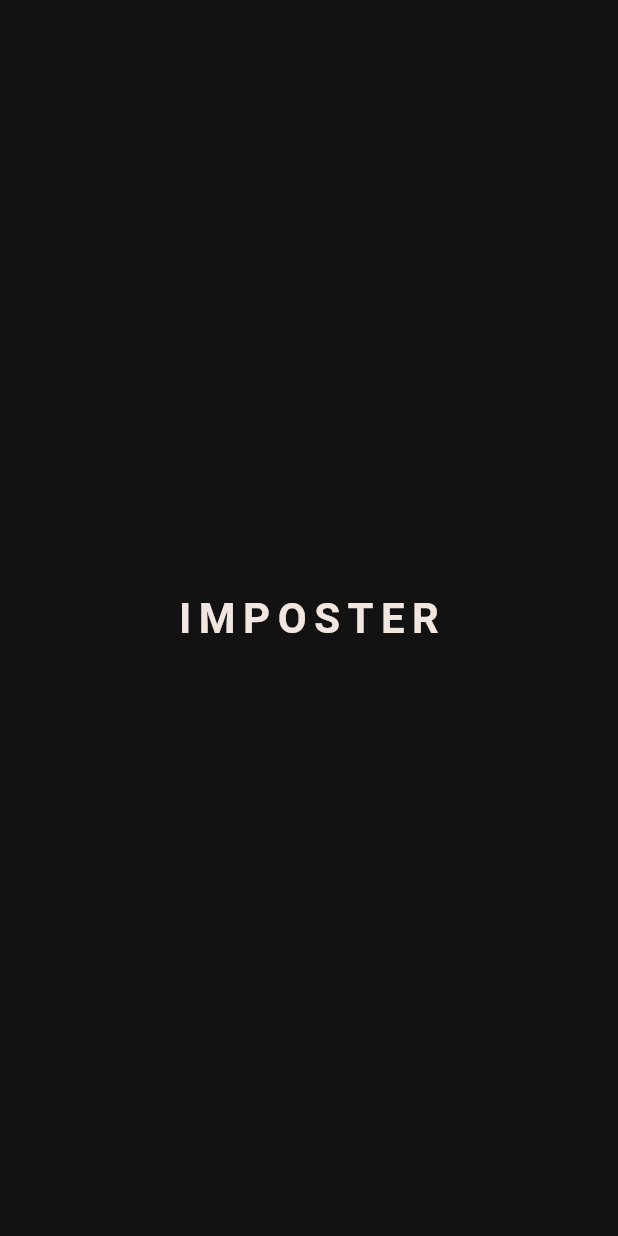
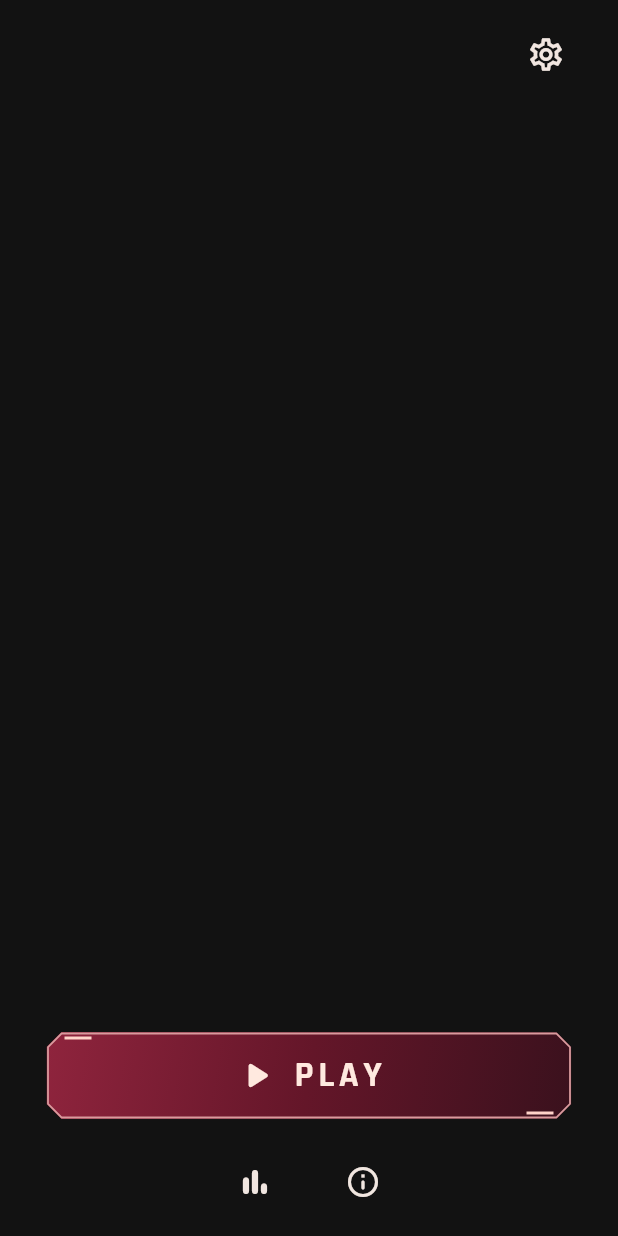
Before and after one commit to Nvrrdream/Imposter, a Flutter app: the screen it shows after launch, on a phone screen of 412 x 824 dp. Run offline on Flutter 3.47's test engine with Material 3 defaults, Android fonts, the phone set to English and light mode, and no system bars; our stand-ins replace material_ui, shared_preferences.

Commit message:
Build M1 UI foundation and settings

```diff
--- a/lib/main.dart
+++ b/lib/main.dart
@@ -1,12 +1,49 @@
 import 'package:material_ui/material_ui.dart';
+import 'package:shared_preferences/shared_preferences.dart';
+
+import 'screens/home_screen.dart';
+import 'screens/settings_screen.dart';
 import 'theme/app_theme.dart';
 
 void main() {
   runApp(const MainApp());
 }
 
-class MainApp extends StatelessWidget {
+class MainApp extends StatefulWidget {
   const MainApp({super.key});
+
+  @override
+  State<MainApp> createState() => _MainAppState();
+}
+
+class _MainAppState extends State<MainApp> {
+  ThemeMode _themeMode = ThemeMode.dark;
+
+  @override
+  void initState() {
+    super.initState();
+    _loadTheme();
+  }
+
+  Future<void> _loadTheme() async {
+    final preferences = await SharedPreferences.getInstance();
+    final savedTheme = preferences.getString('app_theme');
+
+    if (!mounted) return;
+
+    setState(() {
+      _themeMode = savedTheme == 'light' ? ThemeMode.light : ThemeMode.dark;
+    });
+  }
+
+  Future<void> _changeTheme(ThemeMode mode) async {
+    setState(() {
+      _themeMode = mode;
+    });
+
+    final preferences = await SharedPreferences.getInstance();
+    await preferences.setString('app_theme', mode == ThemeMode.light ? 'light' : 'dark');
+  }
 
   @override
   Widget build(BuildContext context) {
@@ -15,18 +52,22 @@ class MainApp extends StatelessWidget {
       title: 'Imposter',
       theme: AppTheme.light,
       darkTheme: AppTheme.dark,
-      themeMode: ThemeMode.dark,
-      home: const Scaffold(
-        body: Center(
-          child: Text(
-            'IMPOSTER',
-            style: TextStyle(
-              fontSize: 28,
-              fontWeight: FontWeight.bold,
-              letterSpacing: 5,
-            ),
-          ),
-        ),
+      themeMode: _themeMode,
+      home: Builder(
+        builder: (context) {
+          return HomeScreen(
+            onOpenSettings: () {
+              Navigator.of(context).push(
+                MaterialPageRoute(
+                  builder: (_) => SettingsScreen(
+                    themeMode: _themeMode,
+                    onThemeChanged: _changeTheme,
+                  ),
+                ),
+              );
+            },
+          );
+        },
       ),
     );
   }
--- /dev/null
+++ b/lib/screens/home_screen.dart
@@ -0,0 +1,219 @@
+import 'package:material_ui/material_ui.dart';
+
+
+class HomeScreen extends StatelessWidget {
+  const HomeScreen({
+    required this.onOpenSettings,
+    super.key,
+  });
+
+  final VoidCallback onOpenSettings;
+
+  void _showComingSoon(BuildContext context, String feature) {
+    ScaffoldMessenger.of(context).showSnackBar(
+      SnackBar(
+        content: Text('$feature will be available soon.'),
+        behavior: SnackBarBehavior.floating,
+      ),
+    );
+  }
+
+  @override
+  Widget build(BuildContext context) {
+    return Scaffold(
+      body: SafeArea(
+        child: LayoutBuilder(
+          builder: (context, constraints) {
+            return Padding(
+              padding: const EdgeInsets.symmetric(
+                horizontal: 24,
+                vertical: 12,
+              ),
+              child: Column(
+                children: [
+                  Align(
+                    alignment: Alignment.centerRight,
+                    child: IconButton(
+                      onPressed: onOpenSettings,
+                      icon: const Icon(Icons.settings_outlined),
+                      iconSize: 26,
+                      color: Theme.of(context).colorScheme.onSurface,
+                      tooltip: 'Settings',
+                    ),
+                  ),
+                  Expanded(
+                    child: Center(
+                      child: Container(
+                        width: double.infinity,
+                        constraints: const BoxConstraints(
+                          maxWidth: 420,
+                        ),
+                      ),
+                    ),
+                  ),
+                  ConstrainedBox(
+                    constraints: const BoxConstraints(maxWidth: 350),
+                    child: SizedBox(
+                      width: double.infinity,
+                      height: 58,
+                      child: CustomPlayButton(
+                        onPressed: () => _showComingSoon(context, 'New game'),
+                      ),
+                    ),
+                  ),
+                  const SizedBox(height: 18),
+                  Row(
+                    mainAxisAlignment: MainAxisAlignment.center,
+                    children: [
+                      IconButton(
+                        onPressed: () => _showComingSoon(context, 'Stats'),
+                        icon: const Icon(Icons.bar_chart_rounded),
+                        color: Theme.of(context).colorScheme.onSurface,
+                        tooltip: 'Stats',
+                      ),
+                      const SizedBox(width: 24),
+                      IconButton(
+                        onPressed: () => _showComingSoon(context, 'About'),
+                        icon: const Icon(Icons.info_outline_rounded),
+                        color: Theme.of(context).colorScheme.onSurface,
+                        tooltip: 'About',
+                      ),
+                    ],
+                  ),
+                ],
+              ),
+            );
+          },
+        ),
+      ),
+    );
+  }
+}
+
+class CustomPlayButton extends StatelessWidget {
+  const CustomPlayButton({
+    required this.onPressed,
+    super.key,
+  });
+
+  final VoidCallback onPressed;
+
+  @override
+  Widget build(BuildContext context) {
+    return ClipPath(
+      clipper: PlayButtonClipper(),
+      child: CustomPaint(
+        foregroundPainter: PlayButtonBorderPainter(),
+        child: Material(
+          color: Colors.transparent,
+          child: InkWell(
+            onTap: onPressed,
+            splashColor: const Color(0x55FFD9D0),
+            highlightColor: const Color(0x22FFD9D0),
+            child: Ink(
+              decoration: const BoxDecoration(
+                gradient: LinearGradient(
+                  begin: Alignment.topLeft,
+                  end: Alignment.bottomRight,
+                  colors: [
+                    Color(0xFF8F243D),
+                    Color(0xFF641629),
+                    Color(0xFF3A111D),
+                  ],
+                ),
+              ),
+              child: Row(
+                mainAxisAlignment: MainAxisAlignment.center,
+                children: const [
+                  Icon(
+                    Icons.play_arrow_rounded,
+                    size: 30,
+                    color: Color(0xFFFFE9DF),
+                  ),
+                  SizedBox(width: 9),
+                  Text(
+                    'PLAY',
+                    style: TextStyle(
+                      color: Color(0xFFFFE9DF),
+                      fontFamily: 'Rajdhani',
+                      fontSize: 24,
+                      fontWeight: FontWeight.w700,
+                      letterSpacing: 3,
+                    ),
+                  ),
+                ],
+              ),
+            ),
+          ),
+        ),
+      ),
+    );
+  }
+}
+
+class PlayButtonClipper extends CustomClipper<Path> {
+  @override
+  Path getClip(Size size) {
+    const cut = 10.0;
+
+    return Path()
+      ..moveTo(cut, 0)
+      ..lineTo(size.width - cut, 0)
+      ..lineTo(size.width, cut)
+      ..lineTo(size.width, size.height - cut)
+      ..lineTo(size.width - cut, size.height)
+      ..lineTo(cut, size.height)
+      ..lineTo(0, size.height - cut)
+      ..lineTo(0, cut)
+      ..close();
+  }
+
+  @override
+  bool shouldReclip(covariant CustomClipper<Path> oldClipper) => false;
+}
+
+class PlayButtonBorderPainter extends CustomPainter {
+  @override
+  void paint(Canvas canvas, Size size) {
+    const cut = 10.0;
+
+    final borderPath = Path()
+      ..moveTo(cut, 1)
+      ..lineTo(size.width - cut, 1)
+      ..lineTo(size.width - 1, cut)
+      ..lineTo(size.width - 1, size.height - cut)
+      ..lineTo(size.width - cut, size.height - 1)
+      ..lineTo(cut, size.height - 1)
+      ..lineTo(1, size.height - cut)
+      ..lineTo(1, cut)
+      ..close();
+
+    final borderPaint = Paint()
+      ..color = const Color(0xFFD99A9D)
+      ..style = PaintingStyle.stroke
+      ..strokeWidth = 1.2;
+
+    canvas.drawPath(borderPath, borderPaint);
+
+    final accentPaint = Paint()
+      ..color = const Color(0xFFFFD3C9)
+      ..style = PaintingStyle.stroke
+      ..strokeWidth = 2
+      ..strokeCap = StrokeCap.square;
+
+    canvas.drawLine(
+      const Offset(13, 4),
+      const Offset(29, 4),
+      accentPaint,
+    );
+
+    canvas.drawLine(
+      Offset(size.width - 29, size.height - 4),
+      Offset(size.width - 13, size.height - 4),
+      accentPaint,
+    );
+  }
+
+  @override
+  bool shouldRepaint(covariant CustomPainter oldDelegate) => false;
+}
--- a/pubspec.yaml
+++ b/pubspec.yaml
@@ -10,10 +10,16 @@ dependencies:
   flutter:
     sdk: flutter
   material_ui: 1.1.0
+  shared_preferences: ^2.5.6
 dev_dependencies:
   flutter_test:
     sdk: flutter
   flutter_lints: ^6.0.0
 
 flutter:
+  fonts:
+    - family: Rajdhani
+      fonts:
+        - asset: assets/fonts/Rajdhani-Bold.ttf
+          weight: 700
   uses-material-design: true
```
Also changed, not shown: assets/fonts/OFL.txt (added, +93 -0 lines), lib/screens/settings_screen.dart (added, +48 -0 lines), assets/fonts/Rajdhani-Bold.ttf (added), pubspec.lock.
